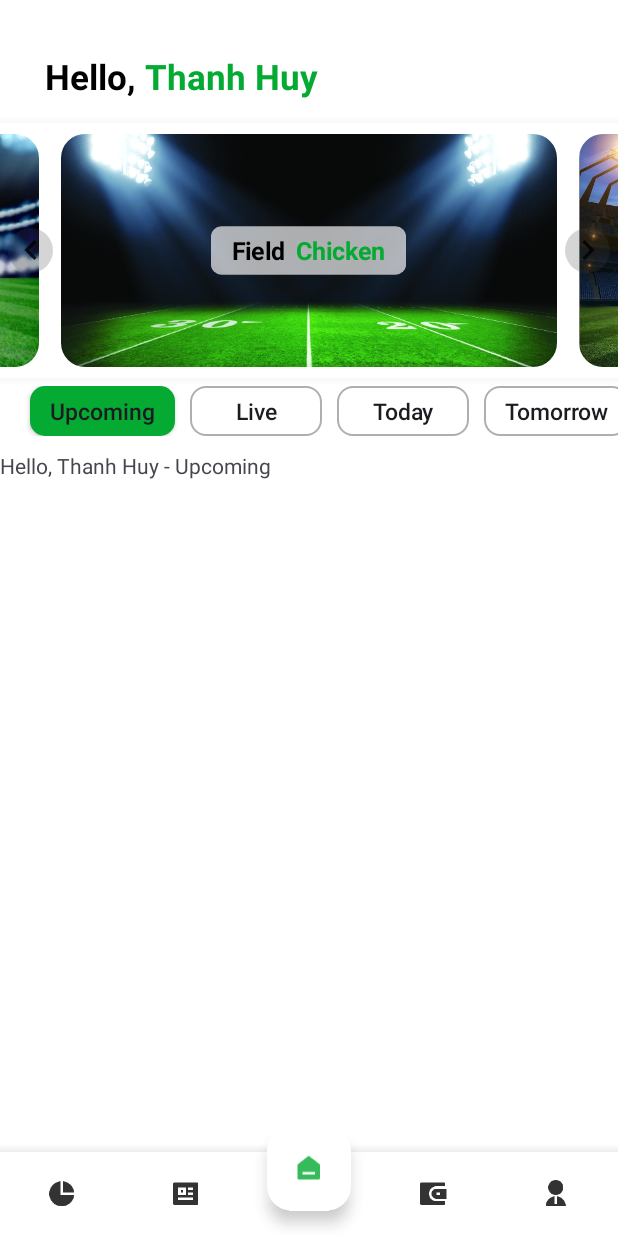
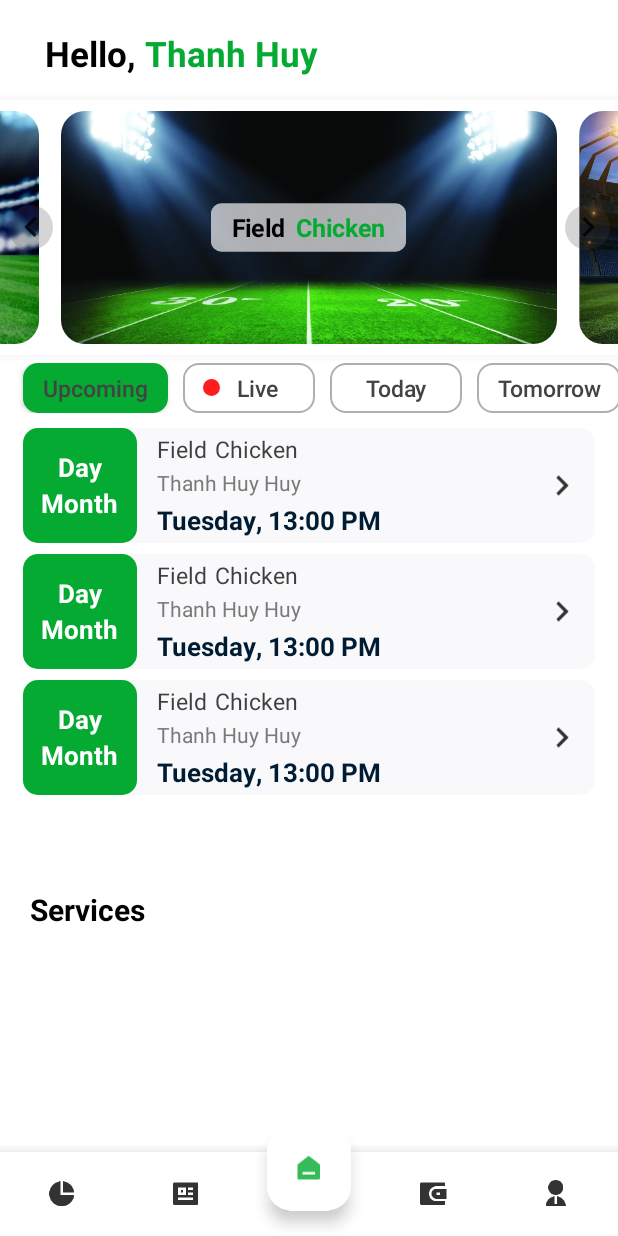
Before and after one commit to chickenHuy/MiniSoccerFieldManagement-Android, an Android app: the screen it shows after launch (MainActivity), on a phone screen of 412 x 824 dp. Run offline under Robolectric (Android 15) with nearby library versions, the phone set to English and light mode, and no system bars; libraries missing offline, so code that uses them is left out: com.yariksoffice.lingver; 3 statements that could not run were skipped.

Commit message:
Create list match in fragment home

```diff
--- /dev/null
+++ b/app/src/main/java/vn/id/nguyenthanhhuy/minisoccerfieldmanagement/adapter/ListViewMatchAdapter.java
@@ -0,0 +1,44 @@
+package vn.id.nguyenthanhhuy.minisoccerfieldmanagement.adapter;
+
+import android.content.Context;
+import android.view.LayoutInflater;
+import android.view.View;
+import android.view.ViewGroup;
+import android.widget.BaseAdapter;
+
+import java.util.List;
+
+import vn.id.nguyenthanhhuy.minisoccerfieldmanagement.R;
+
+public class ListViewMatchAdapter extends BaseAdapter {
+    private Context context;
+    private List<String> matchList;
+
+    public ListViewMatchAdapter(Context context, List<String> matchList) {
+        this.context = context;
+        this.matchList = matchList;
+    }
+
+    @Override
+    public int getCount() {
+        return matchList.size();
+    }
+
+    @Override
+    public Object getItem(int position) {
+        return matchList.get(position);
+    }
+
+    @Override
+    public long getItemId(int position) {
+        return position;
+    }
+
+    @Override
+    public View getView(int position, View convertView, ViewGroup parent) {
+        if (convertView == null) {
+            convertView = LayoutInflater.from(context).inflate(R.layout.item_list_match, parent, false);
+        }
+        return convertView;
+    }
+}
--- a/app/src/main/java/vn/id/nguyenthanhhuy/minisoccerfieldmanagement/fragment/HomeFragment.java
+++ b/app/src/main/java/vn/id/nguyenthanhhuy/minisoccerfieldmanagement/fragment/HomeFragment.java
@@ -15,13 +15,16 @@ import android.view.LayoutInflater;
 import android.view.View;
 import android.view.ViewGroup;
 import android.widget.Button;
+import android.widget.ListView;
 import android.widget.Toast;
 
 import java.io.IOException;
 import java.util.ArrayList;
+import java.util.List;
 import java.util.Random;
 
 import vn.id.nguyenthanhhuy.minisoccerfieldmanagement.R;
+import vn.id.nguyenthanhhuy.minisoccerfieldmanagement.adapter.ListViewMatchAdapter;
 import vn.id.nguyenthanhhuy.minisoccerfieldmanagement.adapter.ViewPagerAdapter;
 import vn.id.nguyenthanhhuy.minisoccerfieldmanagement.databinding.FragmentHomeBinding;
 
@@ -39,6 +42,7 @@ public class HomeFragment extends Fragment {
     private Button buttonToday;
     private Button buttonTomorrow;
     private ArrayList<Button> listButton;
+    private ListView listViewMatch;
 
     @Nullable
     @Override
@@ -54,9 +58,9 @@ public class HomeFragment extends Fragment {
     public void onViewCreated(@NonNull View view, @Nullable Bundle savedInstanceState) {
         super.onViewCreated(view, savedInstanceState);
 
+        setWidgets();
         setViewPagerImages();
         setListButton();
-        setWidgets();
     }
 
     public void setViewPagerImages() {
@@ -152,23 +156,59 @@ public class HomeFragment extends Fragment {
 
         buttonUpcoming.setBackground(getResources().getDrawable(R.drawable.background_white_radius_10dp));
         buttonUpcoming.setBackgroundTintList(getResources().getColorStateList(R.color.primaryColor));
-        switchFragment(new HomeFragment_Upcoming());
+        List<String> listMatch = new ArrayList<>();
+        listMatch.add("Match 1");
+        listMatch.add("Match 2");
+        listMatch.add("Match 3");
+
+        ListViewMatchAdapter listViewMatchAdapter = new ListViewMatchAdapter(getContext(), listMatch);
+        listViewMatch.setAdapter(listViewMatchAdapter);
 
         for (Button button : listButton) {
             button.setOnClickListener(new View.OnClickListener() {
                 @Override
                 public void onClick(View v) {
                     if (v.getId() == R.id.button_upcoming) {
-                        switchFragment(new HomeFragment_Upcoming());
+                        List<String> listMatch = new ArrayList<>();
+                        listMatch.add("Match 1");
+                        listMatch.add("Match 2");
+                        listMatch.add("Match 3");
+
+                        ListViewMatchAdapter listViewMatchAdapter = new ListViewMatchAdapter(getContext(), listMatch);
+                        listViewMatch.setAdapter(listViewMatchAdapter);
                     } else {
                         if (v.getId() == R.id.button_live) {
-                            switchFragment(new HomeFragment_Live());
+                            List<String> listMatch = new ArrayList<>();
+                            listMatch.add("Match 1");
+                            listMatch.add("Match 2");
+                            listMatch.add("Match 3");
+                            listMatch.add("Match 4");
+
+                            ListViewMatchAdapter listViewMatchAdapter = new ListViewMatchAdapter(getContext(), listMatch);
+                            listViewMatch.setAdapter(listViewMatchAdapter);
                         } else {
                             if (v.getId() == R.id.button_today) {
-                                switchFragment(new HomeFragment_Today());
+                                List<String> listMatch = new ArrayList<>();
+                                listMatch.add("Match 1");
+                                listMatch.add("Match 2");
+                                listMatch.add("Match 3");
+                                listMatch.add("Match 4");
+                                listMatch.add("Match 5");
+
+                                ListViewMatchAdapter listViewMatchAdapter = new ListViewMatchAdapter(getContext(), listMatch);
+                                listViewMatch.setAdapter(listViewMatchAdapter);
                             } else {
                                 if (v.getId() == R.id.button_tomorrow) {
-                                    switchFragment(new HomeFragment_Tomorrow());
+                                    List<String> listMatch = new ArrayList<>();
+                                    listMatch.add("Match 1");
+                                    listMatch.add("Match 2");
+                                    listMatch.add("Match 3");
+                                    listMatch.add("Match 4");
+                                    listMatch.add("Match 5");
+                                    listMatch.add("Match 6");
+
+                                    ListViewMatchAdapter listViewMatchAdapter = new ListViewMatchAdapter(getContext(), listMatch);
+                                    listViewMatch.setAdapter(listViewMatchAdapter);
                                 }
                             }
                         }
@@ -188,15 +228,8 @@ public class HomeFragment extends Fragment {
         }
     }
 
-    public void switchFragment(Fragment newFragment) {
-        FragmentManager fragmentManager = getChildFragmentManager();
-        FragmentTransaction fragmentTransaction = fragmentManager.beginTransaction();
-        fragmentTransaction.replace(R.id.container_fragment, newFragment);
-        fragmentTransaction.commit();
-    }
-
     public void setWidgets() {
-
+        listViewMatch = binding.listViewMatch;
     }
 
 
--- a/app/src/main/java/vn/id/nguyenthanhhuy/minisoccerfieldmanagement/fragment/HomeFragment_Upcoming.java
+++ /dev/null
@@ -1,38 +0,0 @@
-package vn.id.nguyenthanhhuy.minisoccerfieldmanagement.fragment;
-
-import androidx.annotation.NonNull;
-import androidx.annotation.Nullable;
-import androidx.fragment.app.Fragment;
-
-import android.os.Bundle;
-import android.view.LayoutInflater;
-import android.view.View;
-import android.view.ViewGroup;
-
-import vn.id.nguyenthanhhuy.minisoccerfieldmanagement.databinding.FragmentHomeUpcomingBinding;
-
-public class HomeFragment_Upcoming extends Fragment {
-    private FragmentHomeUpcomingBinding binding;
-
-    @Nullable
-    @Override
-    public View onCreateView(@NonNull LayoutInflater inflater,
-                             @Nullable ViewGroup container,
-                             @Nullable Bundle savedInstanceState) {
-
-        binding = FragmentHomeUpcomingBinding.inflate(inflater, container, false);
-        return binding.getRoot();
-    }
-
-    @Override
-    public void onViewCreated(@NonNull View view, @Nullable Bundle savedInstanceState) {
-        super.onViewCreated(view, savedInstanceState);
-
-    }
-
-    @Override
-    public void onDestroyView() {
-        super.onDestroyView();
-        binding = null;
-    }
-}
--- /dev/null
+++ b/app/src/main/res/drawable/item_red_dot.xml
@@ -0,0 +1,6 @@
+<?xml version="1.0" encoding="utf-8"?>
+<shape xmlns:android="http://schemas.android.com/apk/res/android">
+    <solid android:color="@color/red"/>
+    <size android:width="11dp" android:height="11dp"/>
+    <corners android:radius="6dp"/>
+</shape>
--- a/app/src/main/res/layout/fragment_home.xml
+++ b/app/src/main/res/layout/fragment_home.xml
@@ -10,7 +10,7 @@
     <LinearLayout
         style="@style/width_mp_height_wc"
         android:layout_marginStart="30dp"
-        android:layout_marginTop="35dp"
+        android:layout_marginTop="20dp"
         android:orientation="horizontal">
 
         <TextView
@@ -77,14 +77,16 @@
             <androidx.appcompat.widget.AppCompatButton
                 android:id="@+id/button_upcoming"
                 style="@style/button_in_fragment_home_custom"
-                android:layout_marginStart="20dp"
+                android:layout_marginStart="15dp"
                 android:text="@string/upcoming" />
 
             <androidx.appcompat.widget.AppCompatButton
                 android:id="@+id/button_live"
                 style="@style/button_in_fragment_home_custom"
                 android:layout_marginEnd="10dp"
+                android:drawableStart="@drawable/item_red_dot"
                 android:text="@string/live" />
+
 
             <androidx.appcompat.widget.AppCompatButton
                 android:id="@+id/button_today"
@@ -95,19 +97,47 @@
             <androidx.appcompat.widget.AppCompatButton
                 android:id="@+id/button_tomorrow"
                 style="@style/button_in_fragment_home_custom"
-                android:layout_marginEnd="20dp"
+                android:layout_marginEnd="15dp"
                 android:text="@string/tomorrow" />
 
         </LinearLayout>
     </HorizontalScrollView>
 
     <LinearLayout
-        android:id="@+id/container_fragment"
         android:layout_width="match_parent"
-        android:paddingTop="10dp"
         android:layout_height="0dp"
         android:layout_weight="1"
+        android:orientation="vertical"
+        android:paddingStart="15dp"
+        android:paddingTop="10dp"
+        android:paddingEnd="15dp"
+        android:paddingBottom="5dp">
+
+        <ListView
+            android:id="@+id/list_view_match"
+            style="@style/width_mp_height_wc"
+            android:divider="@color/white"
+            android:dividerHeight="7dp"
+            android:scrollbarSize="0dp" />
+    </LinearLayout>
+
+    <LinearLayout
+        android:layout_width="match_parent"
+        android:layout_height="170dp"
         android:orientation="vertical">
 
+        <TextView
+            style="@style/width_mp_height_wc"
+            android:layout_marginStart="20dp"
+            android:text="@string/service"
+            android:textColor="@color/black"
+            android:textSize="20sp"
+            android:textStyle="bold" />
+
+        <HorizontalScrollView
+            android:layout_width="match_parent"
+            android:layout_height="0dp"
+            android:layout_weight="1" />
     </LinearLayout>
+
 </LinearLayout>
--- a/app/src/main/res/layout/fragment_home__upcoming.xml
+++ /dev/null
@@ -1,11 +0,0 @@
-<?xml version="1.0" encoding="utf-8"?>
-<LinearLayout xmlns:android="http://schemas.android.com/apk/res/android"
-    android:layout_width="match_parent"
-    android:layout_height="match_parent">
-
-    <TextView
-        android:layout_width="wrap_content"
-        android:layout_height="match_parent"
-        android:text="Hello, Thanh Huy - Upcoming"/>
-
-</LinearLayout>
--- /dev/null
+++ b/app/src/main/res/layout/item_list_match.xml
@@ -0,0 +1,108 @@
+<?xml version="1.0" encoding="utf-8"?>
+<LinearLayout xmlns:android="http://schemas.android.com/apk/res/android"
+    android:layout_width="match_parent"
+    android:layout_height="wrap_content"
+    android:background="@drawable/background_white_radius_10dp"
+    android:backgroundTint="#F9F9FB"
+    android:orientation="horizontal">
+
+    <LinearLayout
+        android:layout_width="76dp"
+        android:layout_height="match_parent"
+        android:background="@drawable/background_green_radius_10dp"
+        android:gravity="center"
+        android:orientation="vertical">
+
+
+        <TextView
+            android:id="@+id/text_view_day"
+            android:layout_width="wrap_content"
+            android:layout_height="wrap_content"
+            android:text="Day"
+            android:textColor="@color/white"
+            android:textSize="17sp"
+            android:textStyle="bold" />
+
+        <TextView
+            android:id="@+id/text_view_month"
+            android:layout_width="wrap_content"
+            android:layout_height="wrap_content"
+            android:text="Month"
+            android:textColor="@color/white"
+            android:textSize="17sp"
+            android:textStyle="bold" />
+    </LinearLayout>
+
+    <LinearLayout
+        android:layout_width="0dp"
+        android:layout_height="wrap_content"
+        android:layout_weight="1"
+        android:orientation="vertical"
+        android:padding="3dp">
+
+        <LinearLayout
+            android:layout_width="match_parent"
+            android:layout_height="23dp"
+            android:layout_marginStart="10dp"
+            android:orientation="horizontal">
+
+            <TextView
+                android:layout_width="wrap_content"
+                android:layout_height="wrap_content"
+                android:text="@string/field"
+                android:textColor="#3F3F3F"
+                android:textSize="15sp" />
+
+            <TextView
+                android:layout_width="wrap_content"
+                android:layout_height="wrap_content"
+                android:layout_marginStart="5dp"
+                android:text="Chicken"
+                android:textColor="#3F3F3F"
+                android:textSize="15sp" />
+        </LinearLayout>
+
+        <TextView
+            android:layout_width="wrap_content"
+            android:layout_height="wrap_content"
+            android:layout_marginStart="10dp"
+            android:text="Thanh Huy Huy"
+            android:textColor="#7A7A7A"
+            android:textSize="14sp" />
+
+        <LinearLayout
+            style="@style/width_mp_height_wc"
+            android:layout_marginStart="10dp"
+            android:layout_marginTop="3dp"
+            android:orientation="horizontal">
+
+            <TextView
+                style="@style/width_wc_height_wc"
+                android:text="Tuesday"
+                android:textColor="#001C33"
+                android:textSize="17sp"
+                android:textStyle="bold" />
+
+            <TextView
+                style="@style/width_wc_height_wc"
+                android:text=", "
+                android:textColor="#001C33"
+                android:textSize="17sp"
+                android:textStyle="bold" />
+
+            <TextView
+                style="@style/width_wc_height_wc"
+                android:text="13:00 PM"
+                android:textColor="#001C33"
+                android:textSize="17sp"
+                android:textStyle="bold" />
+        </LinearLayout>
+    </LinearLayout>
+
+    <ImageView
+        android:layout_width="wrap_content"
+        android:layout_height="match_parent"
+        android:layout_marginEnd="10dp"
+        android:src="@drawable/ic_chevron_right" />
+
+</LinearLayout>
--- a/app/src/main/res/values/colors.xml
+++ b/app/src/main/res/values/colors.xml
@@ -3,6 +3,7 @@
     <color name="black">#FF000000</color>
     <color name="blackGray">#434343</color>
     <color name="gray">#AFAFAF</color>
+    <color name="red">#FF1E1E</color>
     <color name="white">#FFFFFFFF</color>
     <color name="whiteGray">#F1F1F1</color>
     <color name="rippleColor">#CDCDCD</color>
--- a/app/src/main/res/values/strings.xml
+++ b/app/src/main/res/values/strings.xml
@@ -32,6 +32,5 @@
     <string name="live">Live</string>
     <string name="today">Today</string>
     <string name="tomorrow">Tomorrow</string>
-    <string name="dummy_button">Dummy Button</string>
-    <string name="dummy_content">DUMMY\nCONTENT</string>
+    <string name="service">Services</string>
 </resources>
--- a/app/src/main/res/values/styles.xml
+++ b/app/src/main/res/values/styles.xml
@@ -80,6 +80,7 @@
 
     <style name="button_in_fragment_home_custom">
         <item name="android:layout_width">wrap_content</item>
+        <item name="android:textColor">@color/blackGray</item>
         <item name="android:layout_height">33dp</item>
         <item name="android:layout_marginEnd">10dp</item>
         <item name="android:paddingEnd">13dp</item>
```
Also changed, not shown: app/src/main/java/vn/id/nguyenthanhhuy/minisoccerfieldmanagement/fragment/HomeFragment_Live.java (deleted, +0 -38 lines), app/src/main/java/vn/id/nguyenthanhhuy/minisoccerfieldmanagement/fragment/HomeFragment_Today.java (deleted, +0 -38 lines), app/src/main/java/vn/id/nguyenthanhhuy/minisoccerfieldmanagement/fragment/HomeFragment_Tomorrow.java (deleted, +0 -38 lines), app/src/main/res/layout/fragment_home__live.xml (deleted, +0 -11 lines), app/src/main/res/layout/fragment_home__today.xml (deleted, +0 -11 lines), app/src/main/res/layout/fragment_home__tomorrow.xml (deleted, +0 -11 lines), 1 other file.
